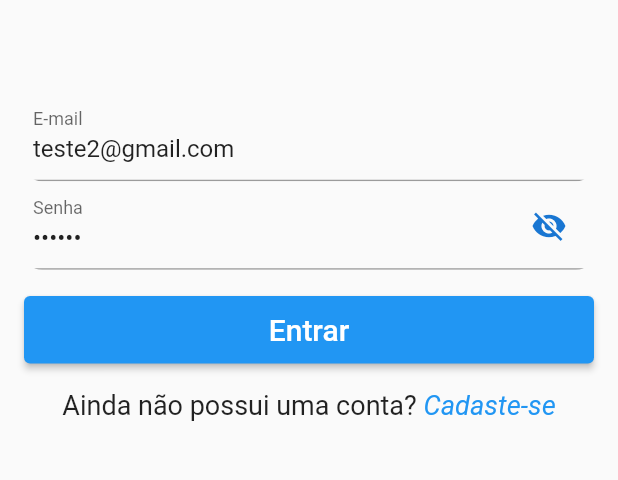
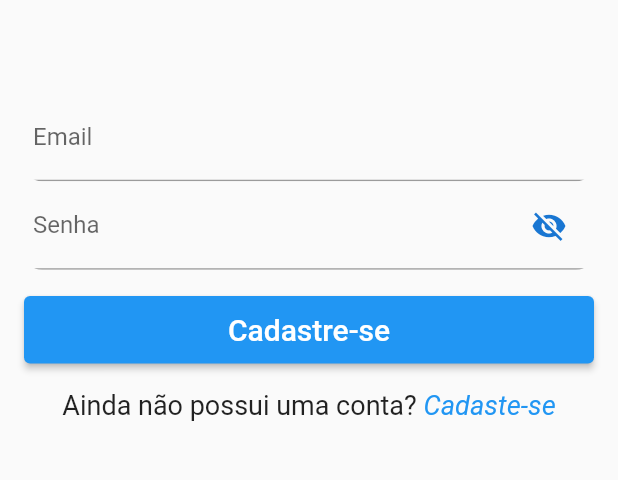
Before and after one commit to Rafhael0069/proxima_parada_mobile, a Flutter app: the screen it shows after launch, after a tap on "Entrar", on a phone screen of 412 x 824 dp, the part 520-1000 px from its top. Run offline on Flutter 3.47's test engine with Material 2 defaults, Android fonts, the phone set to English and light mode, and no system bars; our stand-ins replace cloud_firestore, firebase_auth, firebase_storage, fluttertoast; accounts and stored records are empty.

Commit message:
:recycle: refactor: Modificando campos de texto das paginas de signin.dart e signup.dart para um form com validação.

```diff
--- a/lib/pages/signin.dart
+++ b/lib/pages/signin.dart
@@ -1,8 +1,6 @@
-// ignore_for_file: file_names
 import 'package:flutter/material.dart';
 import 'package:proxima_parada_mobile/pages/home.dart';
 import 'package:proxima_parada_mobile/pages/signup.dart';
-import 'package:proxima_parada_mobile/utils/show_alert_dialog.dart';
 
 class Signin extends StatefulWidget {
   const Signin({Key? key}) : super(key: key);
@@ -12,26 +10,32 @@ class Signin extends StatefulWidget {
 }
 
 class _SigninState extends State<Signin> {
-  final TextEditingController _controllerEmail = TextEditingController();
-  final TextEditingController _controllerPassword = TextEditingController();
+  final _formKey = GlobalKey<FormState>();
 
   bool _passwordVisible = false;
   final bool _loading = false;
 
+  // String _email = 'teste2@gmail.com';
+  // String _password = '123456';
+
+  String _email = '';
+  String _password = '';
+
   @override
   void initState() {
-    _controllerEmail.text = "teste2@gmail.com";
-    _controllerPassword.text = "123456";
     super.initState();
   }
 
-  _login() async {
+  void _submitForm() {
+    if (_formKey.currentState!.validate()) {
       _directToHome();
+    }
   }
 
   _directToHome() {
     // ShowAlertDialog.showAlertDialog(context, "Ainda não implementado :(");
-    Navigator.pushAndRemoveUntil(context, MaterialPageRoute(builder: (context) => const Home()), (Route<dynamic> route) => false);
+    Navigator.pushAndRemoveUntil(context, MaterialPageRoute(builder: (context) => const Home()),
+        (Route<dynamic> route) => false);
   }
 
   @override
@@ -57,19 +61,30 @@ class _SigninState extends State<Signin> {
                         width: 150,
                       ),
                     ),
+                    Form(
+                      key: _formKey,
+                      child: Column(
+                        crossAxisAlignment: CrossAxisAlignment.stretch,
+                        children: <Widget>[
                           Container(
                             clipBehavior: Clip.antiAlias,
                             decoration: BoxDecoration(borderRadius: BorderRadius.circular(12)),
                             child: Padding(
                               padding: const EdgeInsets.symmetric(horizontal: 6),
-                        child: TextField(
+                              child: TextFormField(
+                                textInputAction: TextInputAction.next,
+                                decoration: const InputDecoration(labelText: 'Email'),
                                 keyboardType: TextInputType.emailAddress,
-                          controller: _controllerEmail,
-                          textInputAction: TextInputAction.next,
-                          decoration: const InputDecoration(
-                            labelText: "E-mail",
-                            hintText: "Digite o seu e-mail",
-                          ),
+                                validator: (value) {
+                                  if (value == null || value.isEmpty) {
+                                    return 'Por favor, digite seu email';
+                                  }
+                                  // Adicione uma validação de email mais robusta conforme necessário
+                                  return null;
+                                },
+                                onSaved: (value) {
+                                  _email = value!;
+                                },
                               ),
                             ),
                           ),
@@ -78,14 +93,11 @@ class _SigninState extends State<Signin> {
                             decoration: BoxDecoration(borderRadius: BorderRadius.circular(12)),
                             child: Padding(
                               padding: const EdgeInsets.symmetric(horizontal: 6),
-                        child: TextField(
+                              child: TextFormField(
                                 keyboardType: TextInputType.text,
                                 obscureText: !_passwordVisible,
-                          controller: _controllerPassword,
-                          textInputAction: TextInputAction.done,
                                 decoration: InputDecoration(
-                            labelText: "Senha",
-                            hintText: "Digite a sua senha",
+                                  labelText: 'Senha',
                                   suffixIcon: IconButton(
                                     icon: Icon(
                                       _passwordVisible ? Icons.visibility : Icons.visibility_off,
@@ -98,22 +110,34 @@ class _SigninState extends State<Signin> {
                                     },
                                   ),
                                 ),
+                                textInputAction: TextInputAction.next,
+                                validator: (value) {
+                                  if (value == null || value.isEmpty) {
+                                    return 'Por favor, digite sua senha';
+                                  }
+                                  return null;
+                                },
+                                onSaved: (value) {
+                                  _password = value!;
+                                },
                               ),
                             ),
                           ),
                           Padding(
-                      padding: const EdgeInsets.only(
-                        top: 16,
-                      ),
+                            padding: const EdgeInsets.only(top: 16),
                             child: ElevatedButton(
-                        onPressed: () => _login(),
-                        style: ElevatedButton.styleFrom(minimumSize: const Size.fromHeight(45)),
+                              onPressed: _submitForm,
+                              style:
+                                  ElevatedButton.styleFrom(minimumSize: const Size.fromHeight(45)),
                               child: const Text(
-                          "Entrar",
+                                'Cadastre-se',
                                 style: TextStyle(
                                   fontSize: 20,
                                 ),
                               ),
+                            ),
+                          ),
+                        ],
                       ),
                     ),
                     Padding(
```
Also changed, not shown: lib/pages/signup.dart (+110 -46 lines), 1 other file. Lines whose indentation alone changed are shown as unchanged.
